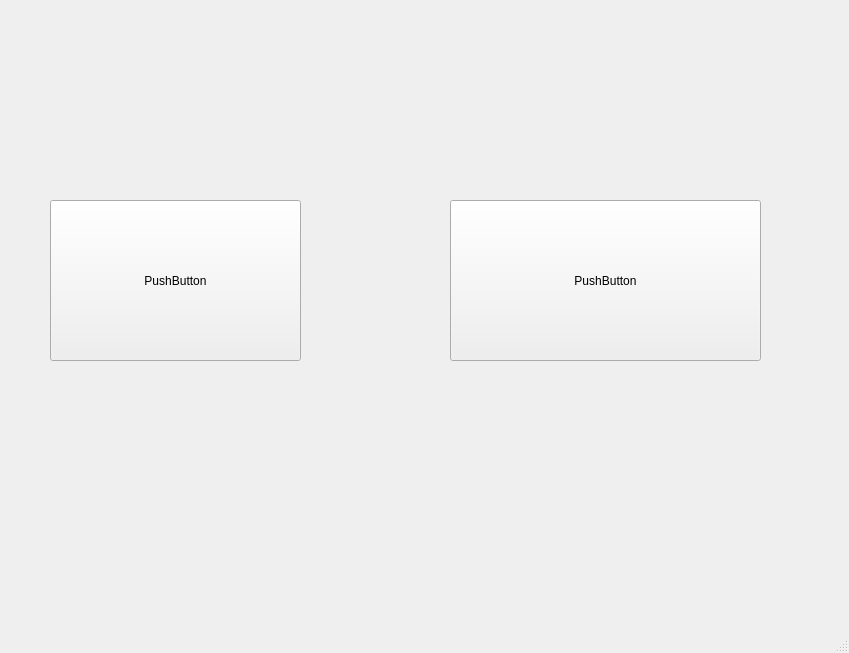
First picture: the form in server/serverwindow.ui, repository longlin10086/Kingdom-Card-Client, before the edit.
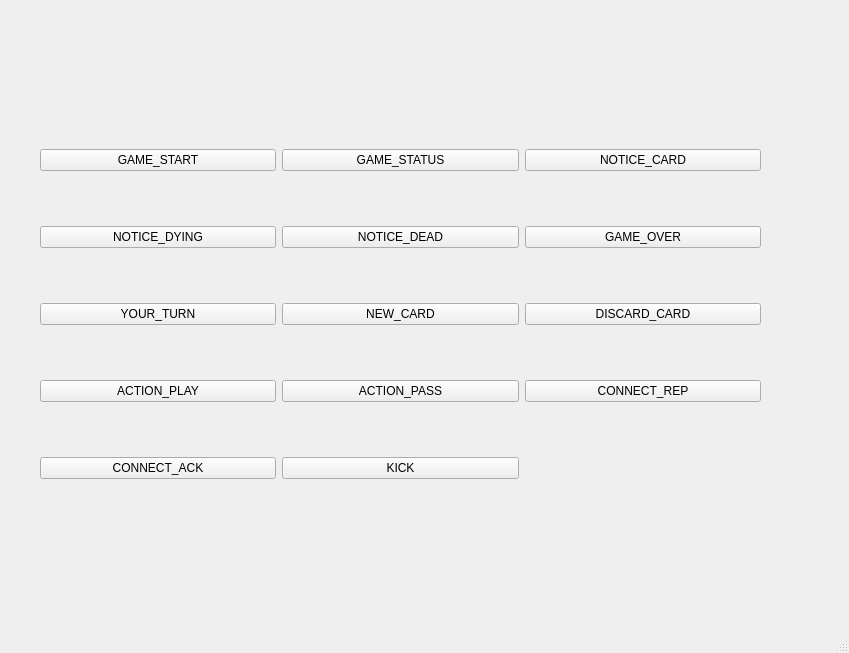
Second picture: the form after the edit.

Patch:
```diff
--- a/server/serverwindow.ui
+++ b/server/serverwindow.ui
@@ -14,31 +14,115 @@
    <string>MainWindow</string>
   </property>
   <widget class="QWidget" name="centralwidget">
-   <widget class="QPushButton" name="pushButton">
+   <widget class="QWidget" name="">
     <property name="geometry">
      <rect>
-      <x>50</x>
-      <y>200</y>
-      <width>251</width>
-      <height>161</height>
+      <x>40</x>
+      <y>100</y>
+      <width>721</width>
+      <height>431</height>
      </rect>
     </property>
-    <property name="text">
-     <string>PushButton</string>
-    </property>
-   </widget>
-   <widget class="QPushButton" name="pushButton_2">
-    <property name="geometry">
-     <rect>
-      <x>450</x>
-      <y>200</y>
-      <width>311</width>
-      <height>161</height>
-     </rect>
-    </property>
-    <property name="text">
-     <string>PushButton</string>
-    </property>
+    <layout class="QGridLayout" name="gridLayout">
+     <item row="0" column="0">
+      <widget class="QPushButton" name="GAME_START">
+       <property name="text">
+        <string>GAME_START</string>
+       </property>
+      </widget>
+     </item>
+     <item row="1" column="0">
+      <widget class="QPushButton" name="NOTICE_DYING">
+       <property name="text">
+        <string>NOTICE_DYING</string>
+       </property>
+      </widget>
+     </item>
+     <item row="1" column="1">
+      <widget class="QPushButton" name="NOTICE_DEAD">
+       <property name="text">
+        <string>NOTICE_DEAD</string>
+       </property>
+      </widget>
+     </item>
+     <item row="2" column="0">
+      <widget class="QPushButton" name="YOUR_TURN">
+       <property name="text">
+        <string>YOUR_TURN</string>
+       </property>
+      </widget>
+     </item>
+     <item row="2" column="1">
+      <widget class="QPushButton" name="NEW_CARD">
+       <property name="text">
+        <string>NEW_CARD</string>
+       </property>
+      </widget>
+     </item>
+     <item row="3" column="0">
+      <widget class="QPushButton" name="ACTION_PLAY">
+       <property name="text">
+        <string>ACTION_PLAY</string>
+       </property>
+      </widget>
+     </item>
+     <item row="3" column="1">
+      <widget class="QPushButton" name="ACTION_PASS">
+       <property name="text">
+        <string>ACTION_PASS</string>
+       </property>
+      </widget>
+     </item>
+     <item row="4" column="0">
+      <widget class="QPushButton" name="CONNECT_ACK">
+       <property name="text">
+        <string>CONNECT_ACK</string>
+       </property>
+      </widget>
+     </item>
+     <item row="4" column="1">
+      <widget class="QPushButton" name="KICK">
+       <property name="text">
+        <string>KICK</string>
+       </property>
+      </widget>
+     </item>
+     <item row="0" column="1">
+      <widget class="QPushButton" name="GAME_STATUS">
+       <property name="text">
+        <string>GAME_STATUS</string>
+       </property>
+      </widget>
+     </item>
+     <item row="1" column="2">
+      <widget class="QPushButton" name="GAME_OVER">
+       <property name="text">
+        <string>GAME_OVER</string>
+       </property>
+      </widget>
+     </item>
+     <item row="0" column="2">
+      <widget class="QPushButton" name="NOTICE_CARD">
+       <property name="text">
+        <string>NOTICE_CARD</string>
+       </property>
+      </widget>
+     </item>
+     <item row="2" column="2">
+      <widget class="QPushButton" name="DISCARD_CARD">
+       <property name="text">
+        <string>DISCARD_CARD</string>
+       </property>
+      </widget>
+     </item>
+     <item row="3" column="2">
+      <widget class="QPushButton" name="CONNECT_REP">
+       <property name="text">
+        <string>CONNECT_REP</string>
+       </property>
+      </widget>
+     </item>
+    </layout>
    </widget>
   </widget>
   <widget class="QMenuBar" name="menubar">
```
Left out of the diff: 2 changed lines with no effect on the pictures.
